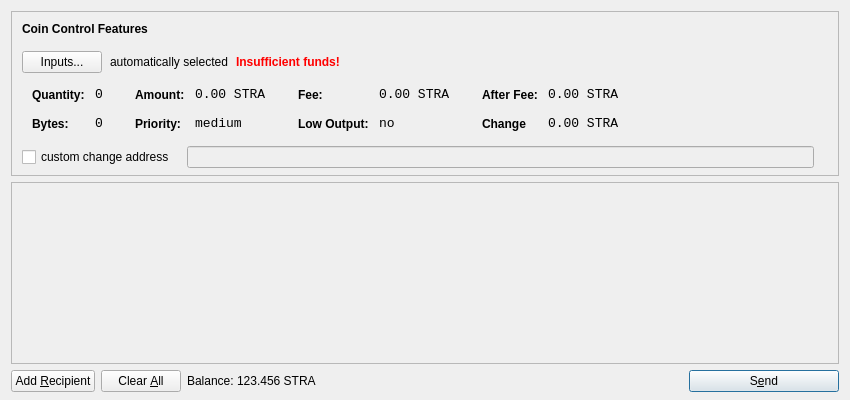
Above: src/qt/forms/sendcoinsdialog.ui from DNotesCoin/DNotes2.0 before the change. Below: the same form after it.
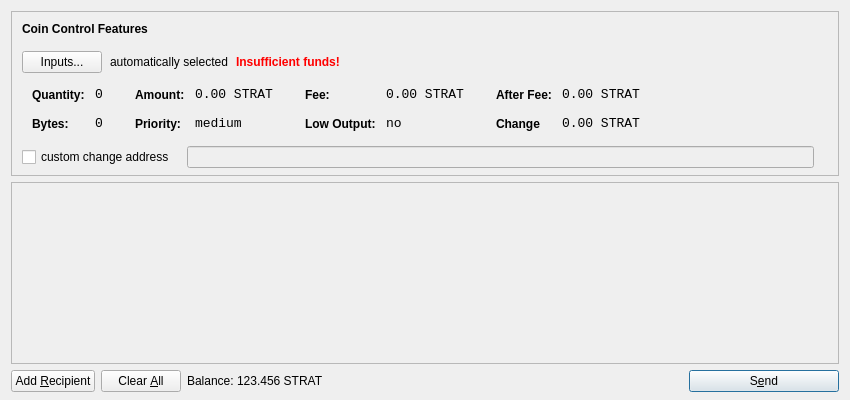
That is the form after the change. Icons and pictures are not drawn.

Commit message: Change stratis ticker to STRAT and change 2014 to 2016

Diff of the .ui file:
```diff
--- a/src/qt/forms/sendcoinsdialog.ui
+++ b/src/qt/forms/sendcoinsdialog.ui
@@ -321,7 +321,7 @@
                   <enum>Qt::ActionsContextMenu</enum>
                  </property>
                  <property name="text">
-                  <string notr="true">0.00 STRA</string>
+                  <string notr="true">0.00 STRAT</string>
                  </property>
                  <property name="textInteractionFlags">
                   <set>Qt::LinksAccessibleByMouse|Qt::TextSelectableByKeyboard|Qt::TextSelectableByMouse</set>
@@ -407,7 +407,7 @@
                   <enum>Qt::ActionsContextMenu</enum>
                  </property>
                  <property name="text">
-                  <string notr="true">0.00 STRA</string>
+                  <string notr="true">0.00 STRAT</string>
                  </property>
                  <property name="textInteractionFlags">
                   <set>Qt::LinksAccessibleByMouse|Qt::TextSelectableByKeyboard|Qt::TextSelectableByMouse</set>
@@ -493,7 +493,7 @@
                   <enum>Qt::ActionsContextMenu</enum>
                  </property>
                  <property name="text">
-                  <string notr="true">0.00 STRA</string>
+                  <string notr="true">0.00 STRAT</string>
                  </property>
                  <property name="textInteractionFlags">
                   <set>Qt::LinksAccessibleByMouse|Qt::TextSelectableByKeyboard|Qt::TextSelectableByMouse</set>
@@ -525,7 +525,7 @@
                   <enum>Qt::ActionsContextMenu</enum>
                  </property>
                  <property name="text">
-                  <string notr="true">0.00 STRA</string>
+                  <string notr="true">0.00 STRAT</string>
                  </property>
                  <property name="textInteractionFlags">
                   <set>Qt::LinksAccessibleByMouse|Qt::TextSelectableByKeyboard|Qt::TextSelectableByMouse</set>
@@ -724,7 +724,7 @@
           <cursorShape>IBeamCursor</cursorShape>
          </property>
          <property name="text">
-          <string notr="true">123.456 STRA</string>
+          <string notr="true">123.456 STRAT</string>
          </property>
          <property name="textInteractionFlags">
           <set>Qt::LinksAccessibleByMouse|Qt::TextSelectableByKeyboard|Qt::TextSelectableByMouse</set>
```
The commit also changes 7 other files.
